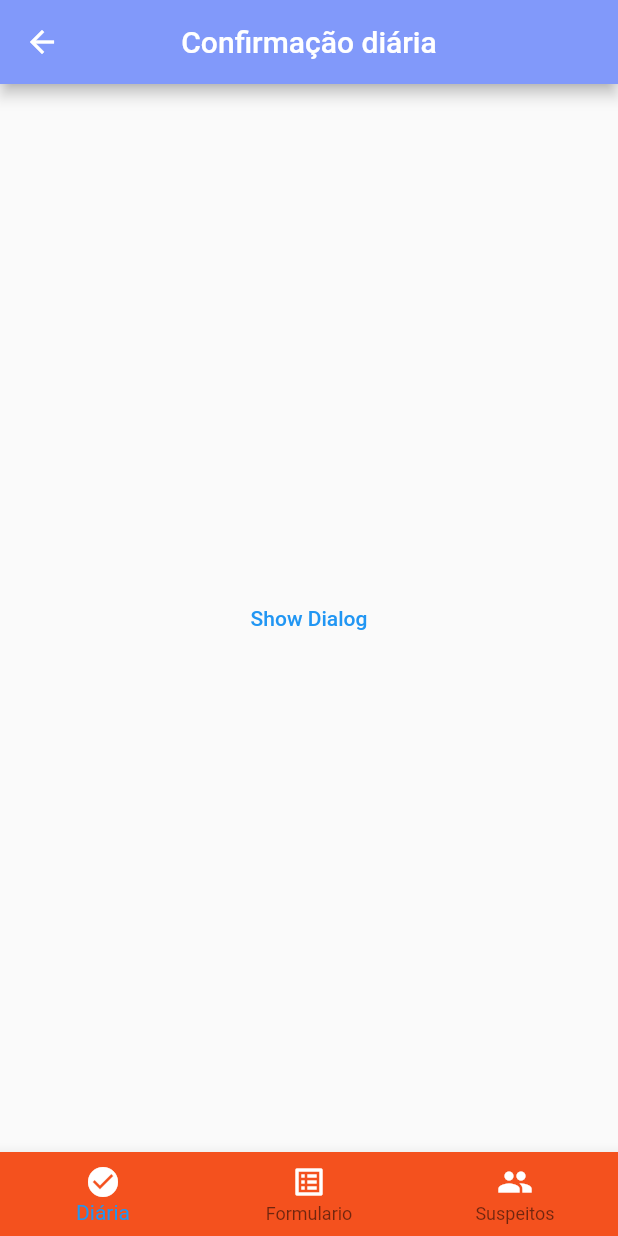
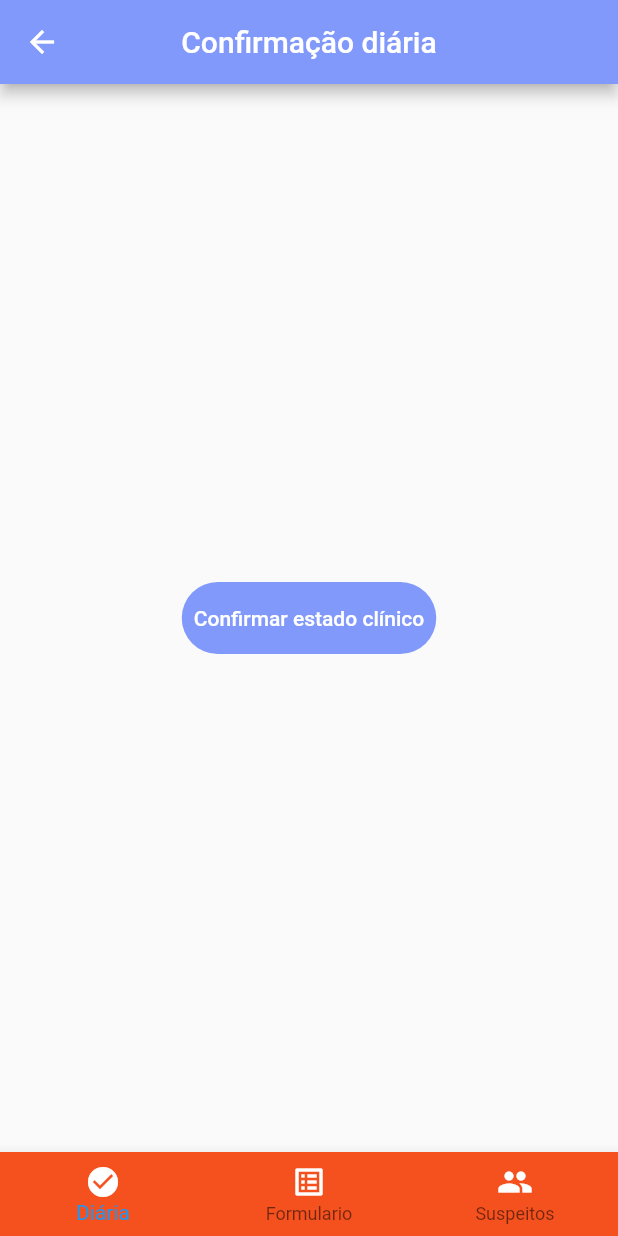
Before and after one commit to ChristianMoraesFagundes/appCoag, a Flutter app: the ConfirmacaoDiariaPage screen opened directly, on a phone screen of 412 x 824 dp. Run offline on Flutter 3.47's test engine with Material 2 defaults, Android fonts, the light colour scheme and no system bars.

Commit message:
update na pagina de confirmação diaria

```diff
--- a/lib/src/pages/confirmacao_diaria_page.dart
+++ b/lib/src/pages/confirmacao_diaria_page.dart
@@ -30,11 +30,22 @@ class MyStatelessWidget extends StatelessWidget {
 
   @override
   Widget build(BuildContext context) {
-    return TextButton(
+    return Container(
+        decoration: BoxDecoration(
+          borderRadius: BorderRadius.only(
+              bottomLeft: Radius.circular(50.0),
+              topLeft: Radius.circular(50.0),
+              bottomRight: Radius.circular(50.0),
+              topRight: Radius.circular(50.0)),
+          color: Color(0xFF8199fa),
+        ),
+        //color: Color(0xFF8199fa),
+        child: TextButton(
           onPressed: () => showDialog<String>(
             context: context,
             barrierDismissible: false,
             builder: (BuildContext context) => AlertDialog(
+              elevation: 20.0,
               title: const Text('Confirmação diária'),
               content: const Text(
                   'Houve alguma mudança na sua situação clínica desde o preenchimento do formulário?'),
@@ -50,7 +61,12 @@ class MyStatelessWidget extends StatelessWidget {
               ],
             ),
           ),
-      child: const Text('Show Dialog'),
-    );
+          child: const Text(
+            'Confirmar estado clínico',
+            style: TextStyle(
+              color: Colors.white,
+            ),
+          ),
+        ));
   }
 }
--- a/lib/src/pages/home_page.dart
+++ b/lib/src/pages/home_page.dart
@@ -13,6 +13,7 @@ class HomePage extends StatefulWidget {
 class _HomePageState extends State<HomePage> {
   @override
   final ButtonStyle flatButtonStyle = TextButton.styleFrom(
+    elevation: 20.0,
     minimumSize: Size(88, 36),
     padding: EdgeInsets.symmetric(horizontal: 16.0),
     shape: const RoundedRectangleBorder(
```
Lines whose indentation alone changed are shown as unchanged.
